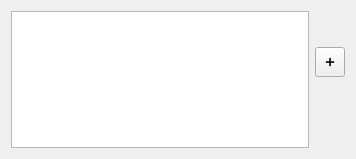
Qt form Forms/FileList.ui (hremman/ImageCompiler) before a commit.
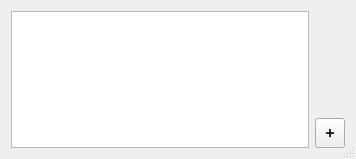
The same form after that commit. Icons and pictures are not drawn.

What changed in the file:
```diff
--- a/Forms/FileList.ui
+++ b/Forms/FileList.ui
@@ -19,6 +19,12 @@
   <property name="windowTitle">
    <string>Dialog</string>
   </property>
+  <property name="sizeGripEnabled">
+   <bool>true</bool>
+  </property>
+  <property name="modal">
+   <bool>false</bool>
+  </property>
   <layout class="QHBoxLayout" name="horizontalLayout">
    <item>
     <widget class="QPlainTextEdit" name="plainTextEdit">
@@ -30,17 +36,35 @@
    <item>
     <layout class="QVBoxLayout" name="verticalLayout">
      <item>
+      <layout class="QHBoxLayout" name="horizontalLayout_2">
+       <item>
+        <spacer name="horizontalSpacer">
+         <property name="orientation">
+          <enum>Qt::Horizontal</enum>
+         </property>
+         <property name="sizeType">
+          <enum>QSizePolicy::Fixed</enum>
+         </property>
+         <property name="sizeHint" stdset="0">
+          <size>
+           <width>8</width>
+           <height>12</height>
+          </size>
+         </property>
+        </spacer>
+       </item>
+       <item>
       <widget class="QPushButton" name="close">
        <property name="minimumSize">
         <size>
-         <width>30</width>
-         <height>30</height>
+           <width>14</width>
+           <height>14</height>
         </size>
        </property>
        <property name="maximumSize">
         <size>
-         <width>30</width>
-         <height>30</height>
+           <width>14</width>
+           <height>14</height>
         </size>
        </property>
        <property name="toolTip">
@@ -55,8 +79,8 @@
        </property>
        <property name="iconSize">
         <size>
-         <width>24</width>
-         <height>24</height>
+           <width>12</width>
+           <height>12</height>
         </size>
        </property>
        <property name="flat">
@@ -64,34 +88,7 @@
        </property>
       </widget>
      </item>
-     <item>
-      <widget class="QToolButton" name="add">
-       <property name="minimumSize">
-        <size>
-         <width>30</width>
-         <height>30</height>
-        </size>
-       </property>
-       <property name="maximumSize">
-        <size>
-         <width>30</width>
-         <height>30</height>
-        </size>
-       </property>
-       <property name="text">
-        <string>➕</string>
-       </property>
-       <property name="icon">
-        <iconset resource="../res.qrc">
-         <normaloff>:/image/icon/resourses/CPlus.ico</normaloff>:/image/icon/resourses/CPlus.ico</iconset>
-       </property>
-       <property name="iconSize">
-        <size>
-         <width>24</width>
-         <height>24</height>
-        </size>
-       </property>
-      </widget>
+      </layout>
      </item>
      <item>
       <spacer name="verticalSpacer">
@@ -106,6 +103,41 @@
        </property>
       </spacer>
      </item>
+     <item>
+      <widget class="QToolButton" name="add">
+       <property name="minimumSize">
+        <size>
+         <width>30</width>
+         <height>30</height>
+        </size>
+       </property>
+       <property name="maximumSize">
+        <size>
+         <width>30</width>
+         <height>30</height>
+        </size>
+       </property>
+       <property name="toolTip">
+        <string>Добавить файлы</string>
+       </property>
+       <property name="statusTip">
+        <string/>
+       </property>
+       <property name="text">
+        <string>➕</string>
+       </property>
+       <property name="icon">
+        <iconset resource="../res.qrc">
+         <normaloff>:/image/icon/resourses/CPlus.ico</normaloff>:/image/icon/resourses/CPlus.ico</iconset>
+       </property>
+       <property name="iconSize">
+        <size>
+         <width>24</width>
+         <height>24</height>
+        </size>
+       </property>
+      </widget>
+     </item>
     </layout>
    </item>
   </layout>
```
Left out of the diff: 3 changed lines with no effect on the pictures. Lines whose indentation alone changed are shown as unchanged.
